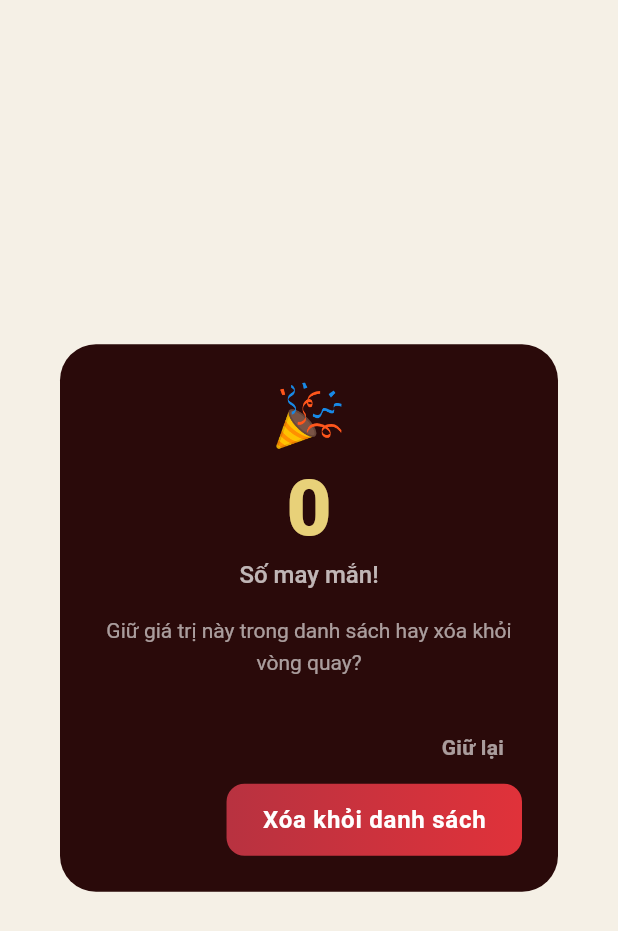
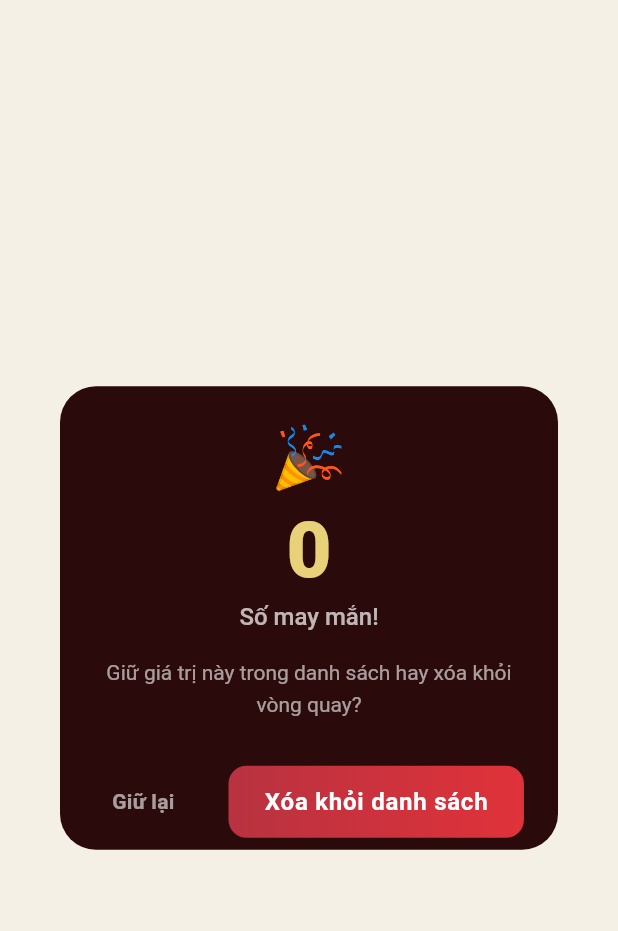
Before and after one commit to HungNPHE/lucky_draw, a Flutter app: the _ResultDialog widget shown alone on an empty page, opened directly with empty values, on a phone screen of 412 x 824 dp. Shown: the top 931 px of the screen. Run offline on Flutter 3.47's test engine with Material 3 defaults, Android fonts, the phone set to English and light mode, and no system bars; our stand-ins replace confetti.

Commit message:
Update lucky_draw_page.dart
fix display homepage button

```diff
--- a/lib/views/lucky_draw_page.dart
+++ b/lib/views/lucky_draw_page.dart
@@ -1053,6 +1053,8 @@ class _ResultDialog extends StatelessWidget {
         style: TextStyle(color: Colors.white60, height: 1.5),
       ),
       actionsAlignment: MainAxisAlignment.center,
+      actionsOverflowAlignment: OverflowBarAlignment.center,
+      actionsPadding: const EdgeInsets.symmetric(horizontal: 16, vertical: 8),
       actions: [
         TextButton(
           onPressed: () => Navigator.of(context).pop(true),
```
